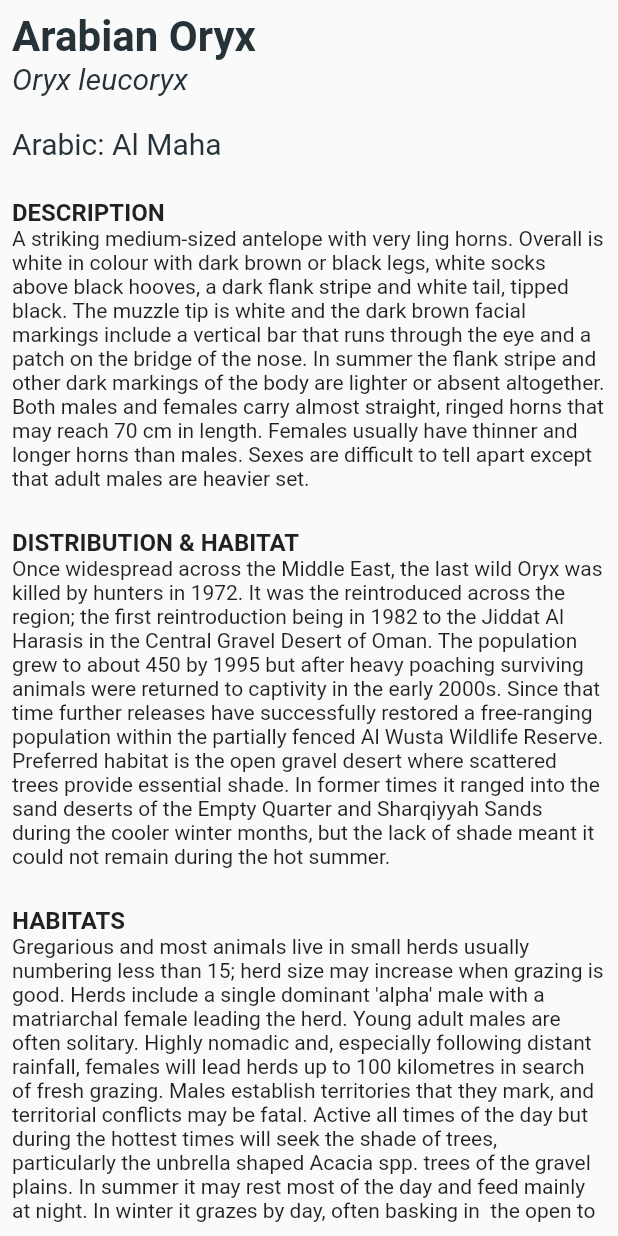
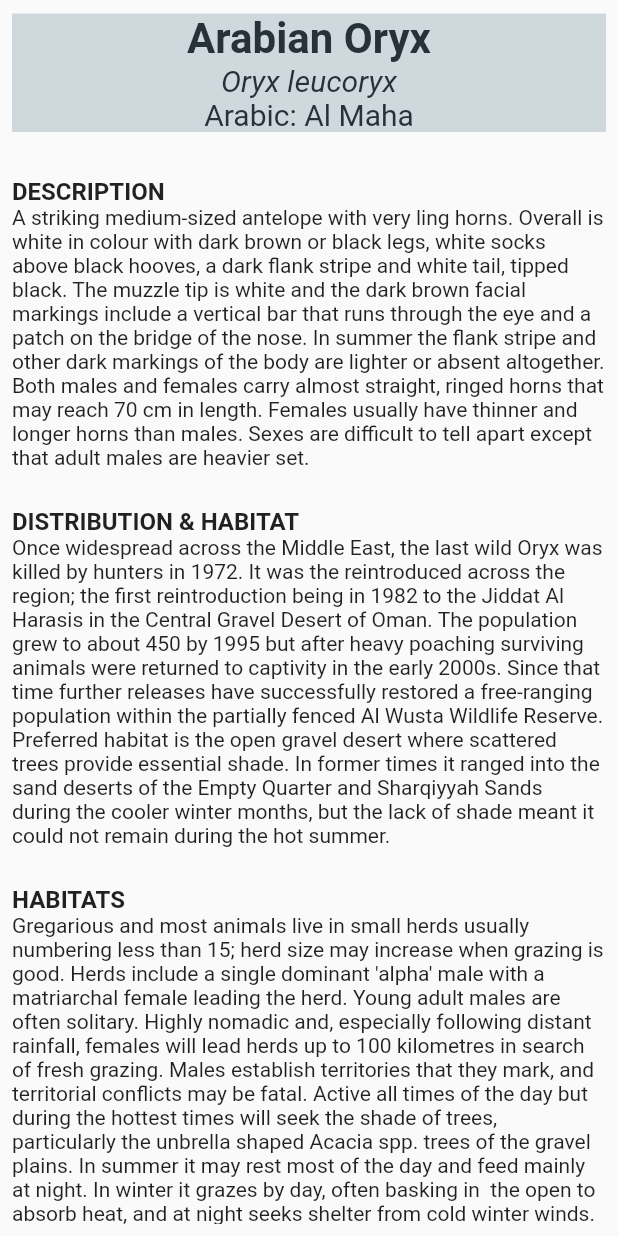
Before and after one commit to PhilipFaure/mammals_of_oman, a Flutter app: the DescOryx screen opened directly, on a phone screen of 412 x 824 dp. Run offline on Flutter 3.47's test engine with Material 2 defaults, Android fonts, the phone set to English and light mode, and no system bars; our stand-ins replace font_awesome_flutter, shared_preferences; missing offline and left inert: mailto; accounts and stored records are empty; network calls fail.

Commit message:
some ui changes to descriptions page. making it sexy

```diff
--- a/lib/descOryx.dart
+++ b/lib/descOryx.dart
@@ -22,11 +22,19 @@ class _DescOryx extends State<DescOryx>{
         padding: const EdgeInsets.all(8.0),
         child: SingleChildScrollView(
             child: Column(
-                crossAxisAlignment: CrossAxisAlignment.start,
+                // crossAxisAlignment: CrossAxisAlignment.start,
                 children: <Widget>[
                   // Need to wrap these text boxes into separate functions to be able
                   // to use them in all the species pages and thereby save on written
                   // code and ensure everything is standardised across the app.
+                  Padding(
+                    padding: const EdgeInsets.only(top: 1.0, bottom: 5.0),
+                    child: Container(
+                      width: double.infinity,
+                      color: Colors.blueGrey[100],
+                      child: Column(
+                        // crossAxisAlignment: CrossAxisAlignment.start,
+                        children: <Widget> [
                           Text(
                             getTranslated(context, 'ArbnOryx'),
                             // AppLocalization.of(context).ArbnOryx,
@@ -44,13 +52,14 @@ class _DescOryx extends State<DescOryx>{
                               fontSize: 20,
                             ),
                           ),
-                  Padding(
-                    padding: const EdgeInsets.only(top: 20.0),
-                    child: Text(
+                          Text(
                             'Arabic: Al Maha',
                             style: TextStyle(
                               color: Colors.blueGrey[900],
                               fontSize: 20,
+                            ),
+                          ),
+                        ],
                       ),
                     ),
                   ),
@@ -177,8 +186,9 @@ class _DescOryx extends State<DescOryx>{
                     ),
                   ),
                   Padding(
-                    padding: const EdgeInsets.only(top: 25.0),
+                    padding: const EdgeInsets.only(top: 25.0, bottom: 10.0),
                     child: Container(
+                      width: double.infinity,
                       child: Column(
                           crossAxisAlignment: CrossAxisAlignment.start,
                           children: <Widget> [
```
Lines whose indentation alone changed are shown as unchanged.
